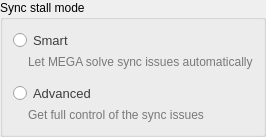
Above: src/MEGASync/syncs/gui/Twoways/linux/SyncStallModeSelector.ui from meganz/MEGAsync before the change. Below: the same form after it.
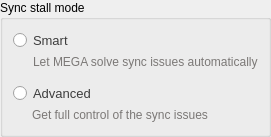
That is the form after the change.

What changed in the file:
```diff
--- a/src/MEGASync/syncs/gui/Twoways/linux/SyncStallModeSelector.ui
+++ b/src/MEGASync/syncs/gui/Twoways/linux/SyncStallModeSelector.ui
@@ -83,7 +83,7 @@
          <string>Let MEGA solve sync issues automatically</string>
         </property>
         <property name="indent">
-         <number>15</number>
+         <number>20</number>
         </property>
        </widget>
       </item>
@@ -116,7 +116,7 @@
          <string>Get full control of the sync issues</string>
         </property>
         <property name="indent">
-         <number>15</number>
+         <number>19</number>
         </property>
        </widget>
       </item>
```
